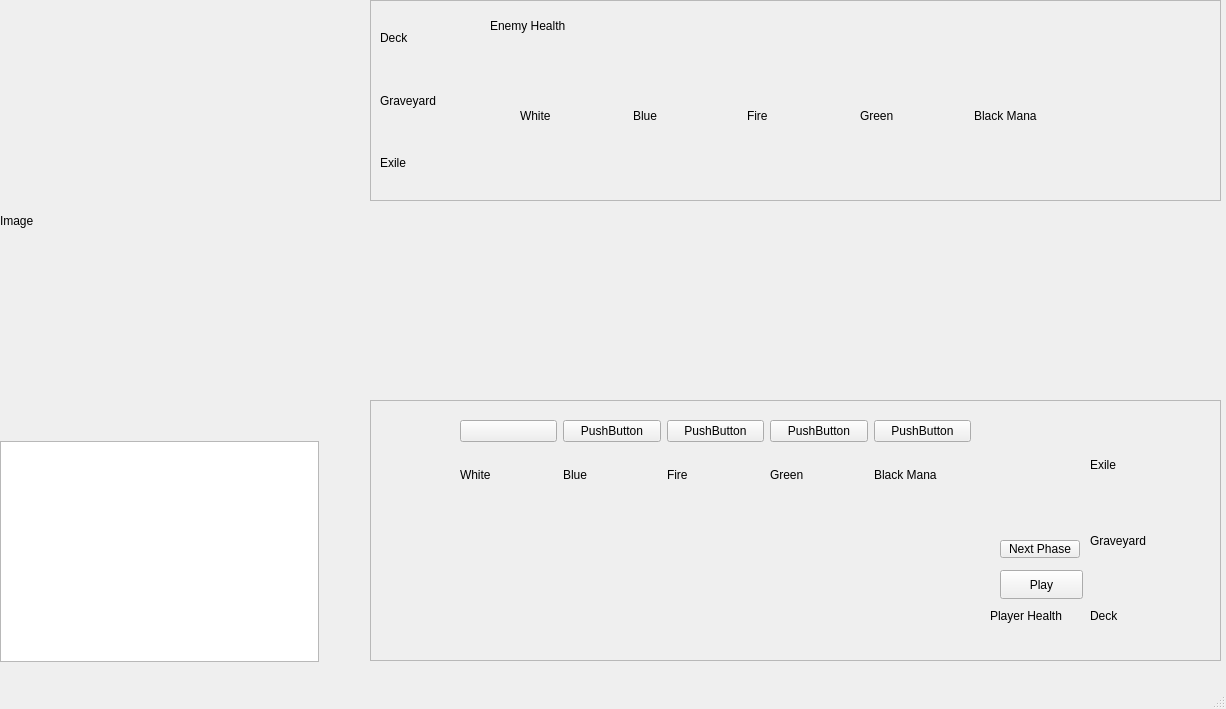
Qt form mainwindow.ui (chammond123/Magic-Tutorial) before a commit.
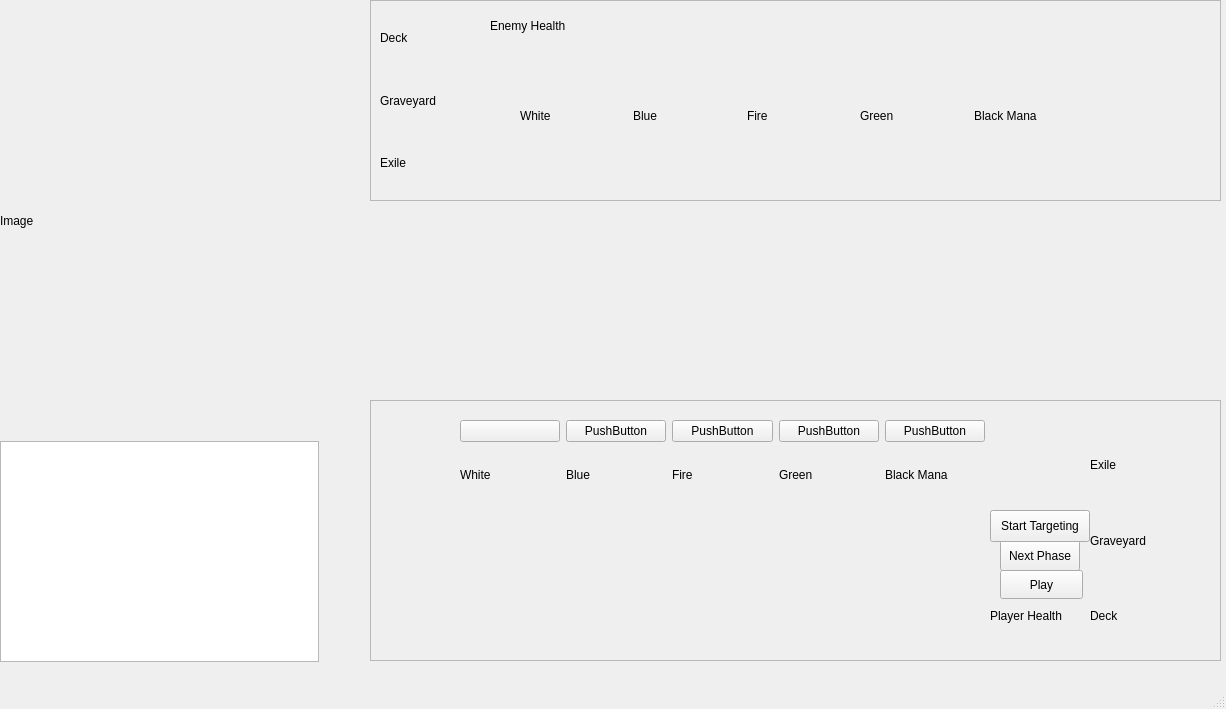
The same form after that commit.

```diff
--- a/mainwindow.ui
+++ b/mainwindow.ui
@@ -104,7 +104,7 @@
       <rect>
        <x>90</x>
        <y>20</y>
-       <width>511</width>
+       <width>525</width>
        <height>81</height>
       </rect>
      </property>
@@ -195,13 +195,26 @@
        <x>630</x>
        <y>140</y>
        <width>80</width>
-       <height>18</height>
+       <height>31</height>
       </rect>
      </property>
      <property name="text">
       <string>Next Phase</string>
      </property>
     </widget>
+    <widget class="QPushButton" name="targetButton">
+     <property name="geometry">
+      <rect>
+       <x>620</x>
+       <y>110</y>
+       <width>100</width>
+       <height>32</height>
+      </rect>
+     </property>
+     <property name="text">
+      <string>Start Targeting</string>
+     </property>
+    </widget>
    </widget>
    <widget class="QFrame" name="enemyContainer">
     <property name="geometry">
```
Left out of the diff: 2 changed lines with no effect on the pictures.
